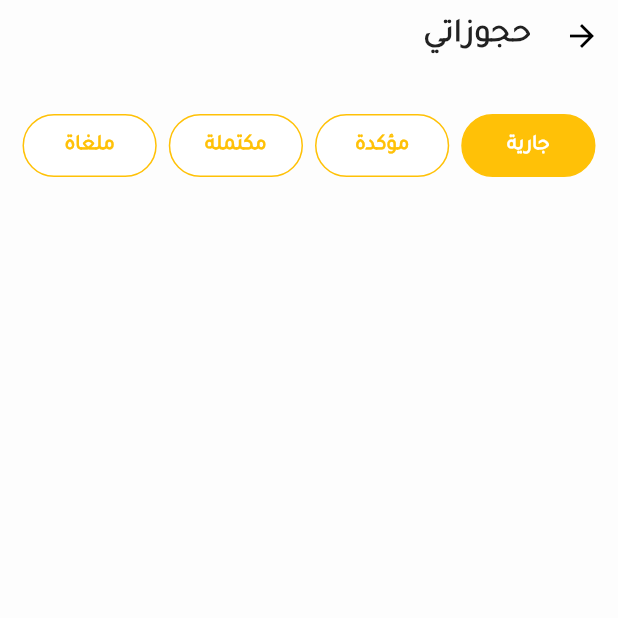
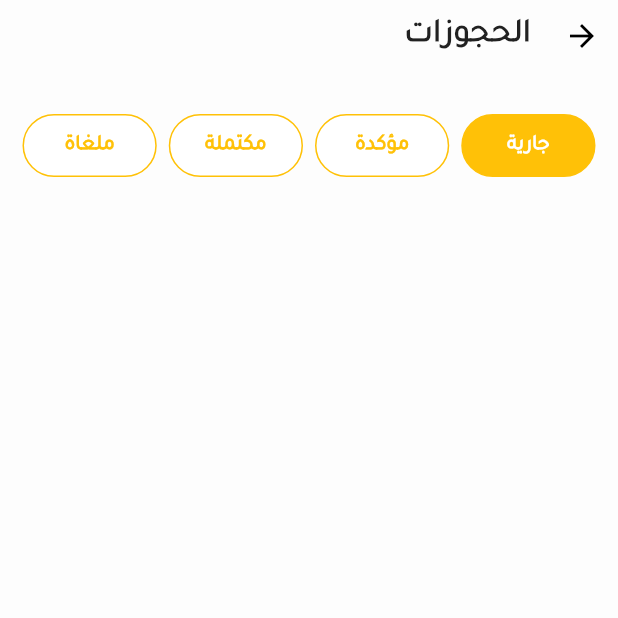
Before and after one commit to NourEldeenElazozy/NourEldeenElazozy-NourEldeenElazozy-hotel-booking-flutter, a Flutter app: the Booking screen opened by its route, after a tap on "جارية", on a phone screen of 412 x 824 dp, the top half of it. Run offline on Flutter 3.47's test engine with Material 3 defaults, Android fonts, the phone set to English and light mode, and no system bars; our stand-ins replace carousel_slider, dio, dots_indicator, firebase_core, firebase_messaging, firebase_remote_config and 19 more; accounts and stored records are empty; network calls fail; project files that could hold a hidden picture were left out.

Commit message:
Fixes Bookings

```diff
--- a/lib/core/constants/my_strings.dart
+++ b/lib/core/constants/my_strings.dart
@@ -304,7 +304,7 @@ class MyString {
 //----------------------------------- profile_Screen ------------------------------
   static const String editProfile = "تعديل الملف الشخصي";
   static const String myHost = "إسترحاتي";
-  static const String myBook = "حجوزاتي";
+  static const String myBook = "الحجوزات";
   static const String notifications = "الإشعارات";
   static const String darkTheme = "الوضع الداكن";
   static const String language = "اللغة";
@@ -351,7 +351,7 @@ class MyString {
   ];
 
 //----------------------------------- Booking_Screen ------------------------------
-  static const String myBooking = "حجوزاتي";
+  static const String myBooking = "الحجوزات";
   static const String ongoingButton = "جارية";
   static const String completedButton = "مكتملة";
   static const String canceledButton = "ملغاة";
--- a/lib/presentation/screen/home/home_controller.dart
+++ b/lib/presentation/screen/home/home_controller.dart
@@ -345,14 +345,19 @@ class HomeController extends GetxController {
              'Accept': 'application/json',
            },
          ),
-         data: {
+
+         queryParameters: {
            'type': isHost ? 'host' : 'user',
          },
        );
-
+       print("Request Query: ${{
+         'type': isHost ? 'host' : 'user'
+       }}");
        if (response.statusCode == 200) {
          print("response.data5");
          print(response.data);
+         print("response.data5");
+
          _allReservations = response.data['reservations']; // تخزين في القائمة الأصلية
 
          // **الجزء المعدل: استخراج الاستراحات الفريدة من الحجوزات باستخدام Map**
```
Also changed, not shown: 1 other file.
